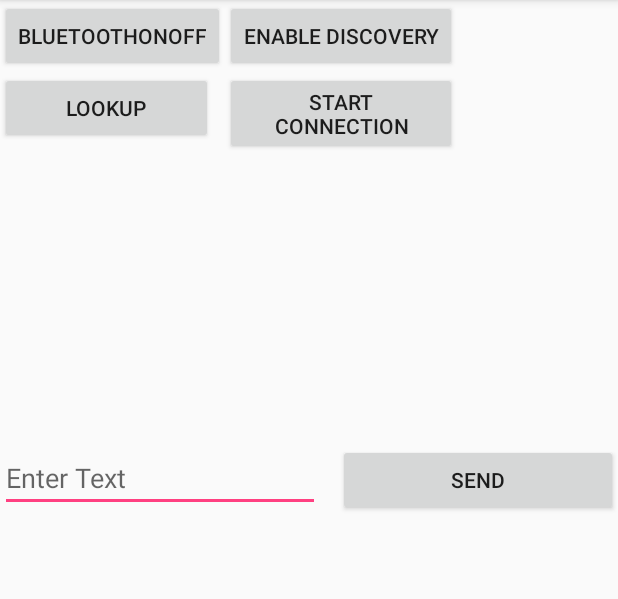
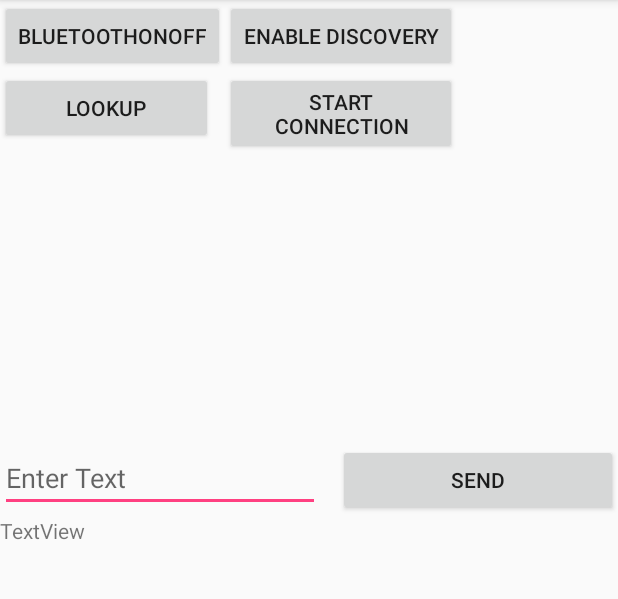
Before and after one commit to fer9u6/Wumpus, an Android app: the screen it shows after launch (MainActivity), on a phone screen of 412 x 824 dp, the part 84-683 px from its top. Run offline under Robolectric (Android 15) with nearby library versions, the phone set to English and light mode, and no system bars.

Commit message:
Chat funciona

```diff
--- a/app/src/main/java/isl/wumpus/BluetoothConnection.java
+++ b/app/src/main/java/isl/wumpus/BluetoothConnection.java
@@ -6,6 +6,8 @@ import android.bluetooth.BluetoothDevice;
 import android.bluetooth.BluetoothServerSocket;
 import android.bluetooth.BluetoothSocket;
 import android.content.Context;
+import android.content.Intent;
+import android.support.v4.content.LocalBroadcastManager;
 
 import java.io.IOException;
 import java.io.InputStream;
@@ -166,6 +168,11 @@ public class BluetoothConnection {
                 try {
                     bytes= mInputStream.read(buffer);
                     String incomingmessage= new String(buffer,0,bytes);
+
+                    Intent incomingMessageIntent = new Intent("incomingMessage");
+                    incomingMessageIntent.putExtra("theMessage",incomingmessage);
+                    LocalBroadcastManager.getInstance(mContext).sendBroadcast(incomingMessageIntent);
+
                 } catch (IOException e) {
                     //nothing boey
                     break;
@@ -175,6 +182,7 @@ public class BluetoothConnection {
         }
 
         public void write(byte[] bytes){
+
             String text = new String (bytes, Charset.defaultCharset());
             try {
                 mOutputStream.write(bytes);
--- a/app/src/main/java/isl/wumpus/MainActivity.java
+++ b/app/src/main/java/isl/wumpus/MainActivity.java
@@ -9,6 +9,7 @@ import android.content.Intent;
 import android.content.IntentFilter;
 import android.os.Build;
 import android.os.Bundle;
+import android.support.v4.content.LocalBroadcastManager;
 import android.support.v7.app.AppCompatActivity;
 import android.util.Log;
 import android.view.View;
@@ -16,6 +17,7 @@ import android.widget.AdapterView;
 import android.widget.Button;
 import android.widget.EditText;
 import android.widget.ListView;
+import android.widget.TextView;
 
 import java.nio.charset.Charset;
 import java.util.ArrayList;
@@ -28,6 +30,9 @@ public class MainActivity extends AppCompatActivity implements AdapterView.OnIte
 
     Button btnStartConnection;
     Button btnSend;
+
+    TextView incomingMessages;
+    StringBuilder messages;
 
     BluetoothConnection mBluetoothConnection;
 
@@ -157,6 +162,11 @@ public class MainActivity extends AppCompatActivity implements AdapterView.OnIte
         btnSend=(Button) findViewById(R.id.btnSend);
         chatText=(EditText) findViewById(R.id.chatText);
 
+        incomingMessages = (TextView) findViewById(R.id.incomingMessage);
+        messages = new StringBuilder();
+
+        LocalBroadcastManager.getInstance(this).registerReceiver(mReceiver, new IntentFilter("incomingMessage"));
+
         IntentFilter newintentFilter = new IntentFilter(BluetoothDevice.ACTION_BOND_STATE_CHANGED);
         registerReceiver(mBroadcastReceiver4, newintentFilter);
 
@@ -181,11 +191,22 @@ public class MainActivity extends AppCompatActivity implements AdapterView.OnIte
         btnSend.setOnClickListener(new View.OnClickListener(){//gets text and sends it
             @Override
             public void onClick(View vie){
+                //Obtengo en bytes lo quiere mandar
                 byte[] bytes=chatText.getText().toString().getBytes(Charset.defaultCharset());
+                //Se lo paso a mandar por la conexion
                 mBluetoothConnection.write(bytes);
+                chatText.setText("");
             }
         });
     }
+    BroadcastReceiver mReceiver = new BroadcastReceiver() {
+        @Override
+        public void onReceive(Context context, Intent intent) {
+            String text = intent.getStringExtra("theMessage");
+            messages.append(text + "\n");
+            incomingMessages.setText(messages);
+        }
+    };
 
     public void startConnection(){
         startBTConnection(mBTDevice,MY_UUID_INSECURE);
--- a/app/src/main/res/layout/chat_activity.xml
+++ b/app/src/main/res/layout/chat_activity.xml
@@ -47,11 +47,11 @@
         android:id="@+id/btnLookup"
         android:layout_width="142dp"
         android:layout_height="wrap_content"
+        android:onClick="btnLookup"
+        android:text="Lookup"
+        android:layout_below="@+id/onoffBTN"
         android:layout_alignParentLeft="true"
-        android:layout_alignParentStart="true"
-        android:layout_below="@+id/onoffBTN"
-        android:onClick="btnLookup"
-        android:text="Lookup" />
+        android:layout_alignParentStart="true" />
 
     <Button
         android:id="@+id/btnStartConnection"
@@ -85,4 +85,16 @@
         android:layout_alignParentRight="true"
         android:layout_alignParentEnd="true" />
 
+    <TextView
+        android:id="@+id/incomingMessage"
+        android:layout_width="wrap_content"
+        android:layout_height="wrap_content"
+        android:layout_alignParentBottom="true"
+        android:layout_alignParentEnd="true"
+        android:layout_alignParentLeft="true"
+        android:layout_alignParentRight="true"
+        android:layout_alignParentStart="true"
+        android:layout_below="@+id/btnSend"
+        android:text="TextView" />
+
 </android.widget.RelativeLayout>
```
